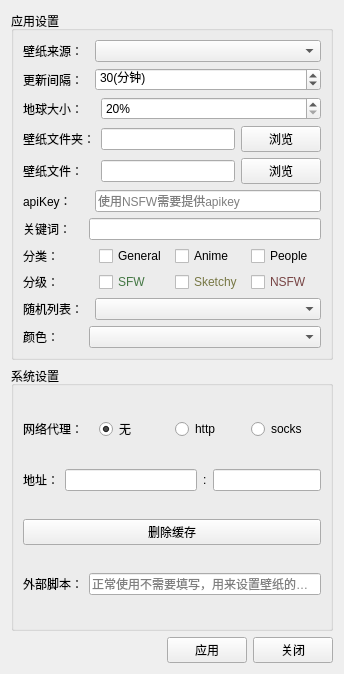
Old version of the form earth_wallpaper/ui/config.ui in the repository Pylogmon/earth_wallpaper.
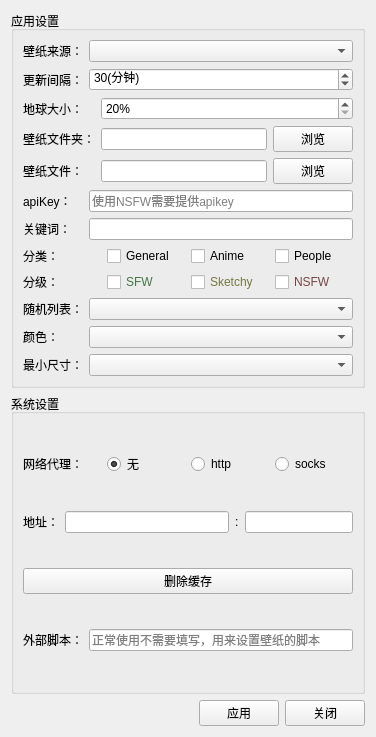
New version of the form.

Commit message: feat: wallhaven 添加最小尺寸选择，扩展wallhaven壁纸随机范围

What changed in the file:
```diff
--- a/earth_wallpaper/ui/config.ui
+++ b/earth_wallpaper/ui/config.ui
@@ -6,8 +6,8 @@
    <rect>
     <x>0</x>
     <y>0</y>
-    <width>344</width>
-    <height>674</height>
+    <width>376</width>
+    <height>737</height>
    </rect>
   </property>
   <property name="windowTitle">
@@ -20,14 +20,14 @@
       <string>应用设置</string>
      </property>
      <layout class="QGridLayout" name="gridLayout_2">
-      <item row="0" column="0" colspan="2">
+      <item row="0" column="0">
        <widget class="QLabel" name="source_l">
         <property name="text">
          <string>壁纸来源：</string>
         </property>
        </widget>
       </item>
-      <item row="0" column="2" colspan="3">
+      <item row="0" column="1" colspan="3">
        <widget class="QComboBox" name="source">
         <property name="sizePolicy">
          <sizepolicy hsizetype="Expanding" vsizetype="Fixed">
@@ -37,14 +37,14 @@
         </property>
        </widget>
       </item>
-      <item row="1" column="0" colspan="2">
+      <item row="1" column="0">
        <widget class="QLabel" name="updateTime_l">
         <property name="text">
          <string>更新间隔：</string>
         </property>
        </widget>
       </item>
-      <item row="1" column="2" colspan="3">
+      <item row="1" column="1" colspan="3">
        <widget class="QSpinBox" name="updateTime">
         <property name="sizePolicy">
          <sizepolicy hsizetype="Expanding" vsizetype="Fixed">
@@ -76,7 +76,7 @@
         </property>
        </widget>
       </item>
-      <item row="2" column="3" colspan="2">
+      <item row="2" column="2" colspan="2">
        <widget class="QSpinBox" name="earthSize">
         <property name="sizePolicy">
          <sizepolicy hsizetype="Expanding" vsizetype="Fixed">
@@ -95,17 +95,17 @@
         </property>
        </widget>
       </item>
-      <item row="3" column="0" colspan="3">
+      <item row="3" column="0" colspan="2">
        <widget class="QLabel" name="wallpaperDir_l">
         <property name="text">
          <string>壁纸文件夹：</string>
         </property>
        </widget>
       </item>
-      <item row="3" column="3">
+      <item row="3" column="2">
        <widget class="QLineEdit" name="wallpaperDir"/>
       </item>
-      <item row="3" column="4">
+      <item row="3" column="3">
        <widget class="QPushButton" name="selectDir">
         <property name="minimumSize">
          <size>
@@ -125,10 +125,10 @@
         </property>
        </widget>
       </item>
-      <item row="4" column="3">
+      <item row="4" column="2">
        <widget class="QLineEdit" name="wallpaperFile"/>
       </item>
-      <item row="4" column="4">
+      <item row="4" column="3">
        <widget class="QPushButton" name="selectFile">
         <property name="minimumSize">
          <size>
@@ -148,7 +148,7 @@
         </property>
        </widget>
       </item>
-      <item row="5" column="2" colspan="3">
+      <item row="5" column="1" colspan="3">
        <widget class="QLineEdit" name="apikey">
         <property name="inputMask">
          <string/>
@@ -168,10 +168,10 @@
         </property>
        </widget>
       </item>
-      <item row="6" column="1" colspan="4">
+      <item row="6" column="1" colspan="3">
        <widget class="QLineEdit" name="searchkey"/>
       </item>
-      <item row="7" column="0" colspan="5">
+      <item row="7" column="0" colspan="4">
        <layout class="QHBoxLayout" name="categoriesGroup">
         <item>
          <widget class="QLabel" name="categories_l">
@@ -203,7 +203,7 @@
         </item>
        </layout>
       </item>
-      <item row="8" column="0" colspan="5">
+      <item row="8" column="0" colspan="4">
        <layout class="QHBoxLayout" name="purityGroup">
         <item>
          <widget class="QLabel" name="purity_l">
@@ -254,7 +254,7 @@
         </property>
        </widget>
       </item>
-      <item row="9" column="2" colspan="3">
+      <item row="9" column="1" colspan="3">
        <widget class="QComboBox" name="sorting">
         <property name="sizePolicy">
          <sizepolicy hsizetype="Expanding" vsizetype="Fixed">
@@ -271,7 +271,7 @@
         </property>
        </widget>
       </item>
-      <item row="10" column="1" colspan="4">
+      <item row="10" column="1" colspan="3">
        <widget class="QComboBox" name="color">
         <property name="sizePolicy">
          <sizepolicy hsizetype="Expanding" vsizetype="Fixed">
@@ -281,6 +281,16 @@
         </property>
        </widget>
       </item>
+      <item row="11" column="0">
+       <widget class="QLabel" name="atleast_l">
+        <property name="text">
+         <string>最小尺寸：</string>
+        </property>
+       </widget>
+      </item>
+      <item row="11" column="1" colspan="3">
+       <widget class="QComboBox" name="atleast"/>
+      </item>
      </layout>
     </widget>
    </item>
```
The commit also changes 5 other files.
